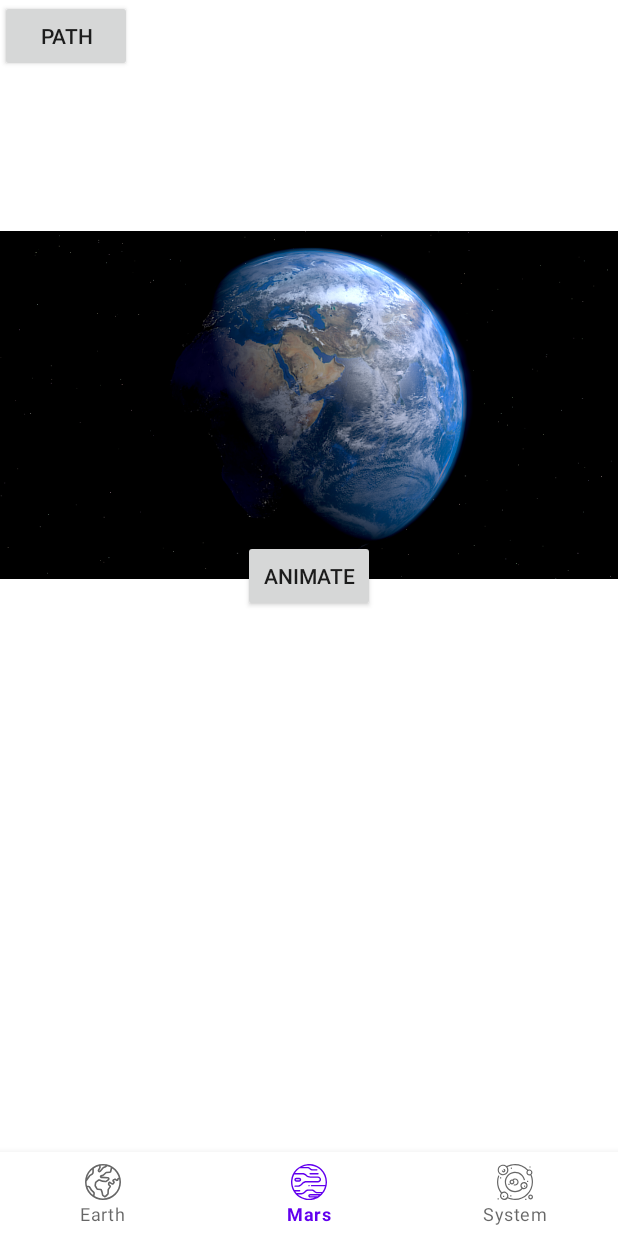
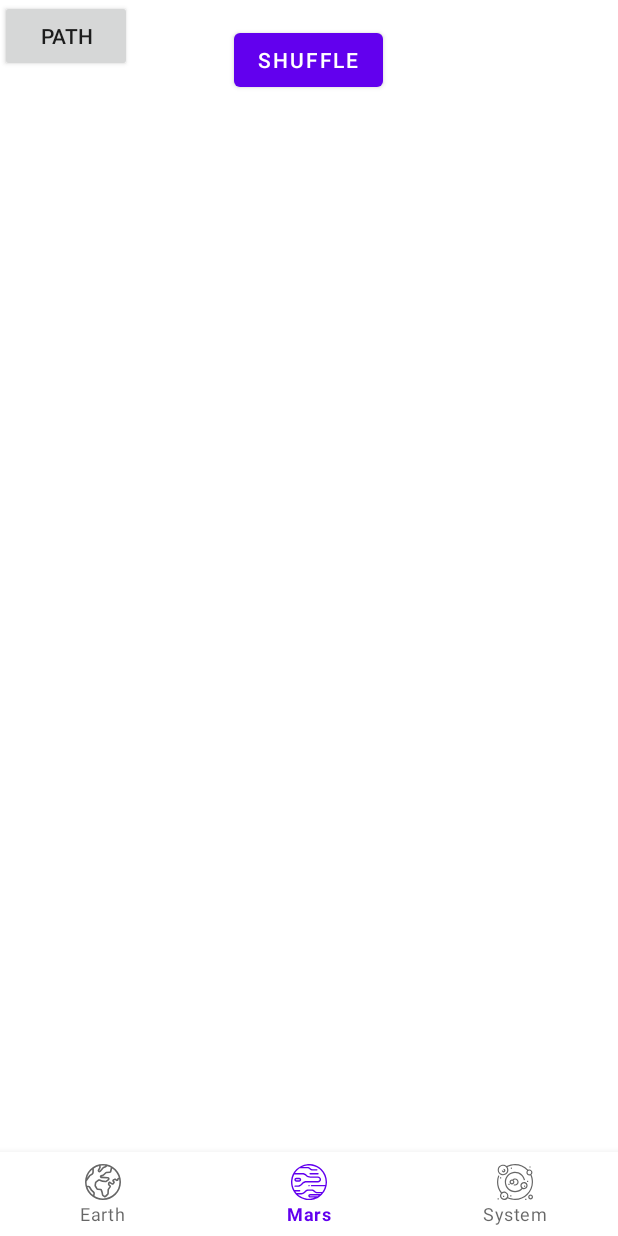
Before and after one commit to IgorDmitrievNZ/NasaApp, an Android app: the AnimationsActivity screen opened directly, with no data from a screen before it, item 2 of the bottom bar chosen, on a phone screen of 412 x 824 dp. Run offline under Robolectric (Android 15) with nearby library versions, the phone set to English and light mode, and no system bars; Roboto replaces fonts that are not available here.

Commit message:
lesson 5. Worked with the mixing of elements

```diff
--- a/app/src/main/java/com/example/android/nasaapp/ui/animations_lesson5/AnimationsActivity.kt
+++ b/app/src/main/java/com/example/android/nasaapp/ui/animations_lesson5/AnimationsActivity.kt
@@ -57,7 +57,8 @@ class AnimationsActivity : AppCompatActivity() {
                     true
                 }
                 R.id.bottom_view_mars -> {
-
+                    supportFragmentManager.beginTransaction()
+                        .replace(R.id.container, Lesson5Fragment.newInstance()).commit()
                     true
                 }
                 R.id.bottom_view_system -> {
@@ -90,7 +91,7 @@ class AnimationsActivity : AppCompatActivity() {
             binding.text.visibility = if (isTextViewVisible) View.VISIBLE else View.GONE
         }
 
-            // click listener for buttonPath shows animation using special trajectory
+        // click listener for buttonPath shows animation using special trajectory
         binding.buttonPath.setOnClickListener {
             isDirectionRight = !isDirectionRight
             val params = binding.buttonPath.layoutParams as FrameLayout.LayoutParams
--- /dev/null
+++ b/app/src/main/java/com/example/android/nasaapp/ui/animations_lesson5/Lesson5Fragment.kt
@@ -0,0 +1,63 @@
+package com.example.android.nasaapp.ui.animations_lesson5
+
+import android.os.Bundle
+import android.view.Gravity
+import android.view.LayoutInflater
+import android.view.View
+import android.view.ViewGroup
+import android.widget.TextView
+import androidx.core.view.ViewCompat
+import androidx.fragment.app.Fragment
+import androidx.transition.ChangeBounds
+import androidx.transition.TransitionManager
+import com.example.android.nasaapp.databinding.FragmentLesson5Binding
+
+class Lesson5Fragment : Fragment() {
+
+    private var _binding: FragmentLesson5Binding? = null
+    private val binding: FragmentLesson5Binding
+        get() = _binding!!
+
+    override fun onCreateView(
+        inflater: LayoutInflater,
+        container: ViewGroup?,
+        savedInstanceState: Bundle?
+    ): View {
+        _binding = FragmentLesson5Binding.inflate(inflater, container, false)
+        return binding.root
+    }
+
+    override fun onViewCreated(view: View, savedInstanceState: Bundle?) = with(binding) {
+        super.onViewCreated(view, savedInstanceState)
+
+        val titles: MutableList<String> = ArrayList()
+        for (i in 0..4) {
+            titles.add("Item $i")
+        }
+        binding.button.setOnClickListener {
+            val cb = ChangeBounds()
+            cb.duration = 2000
+            TransitionManager.beginDelayedTransition(binding.transitionsContainer, cb)
+            titles.shuffle()
+
+            binding.transitionsContainer.removeAllViews()
+            titles.forEach {
+                binding.transitionsContainer.addView(TextView(requireContext()).apply {
+                    text = it
+                    ViewCompat.setTransitionName(this, it)
+                    gravity = Gravity.CENTER_HORIZONTAL
+                })
+            }
+        }
+    }
+
+    override fun onDestroy() {
+        super.onDestroy()
+        _binding = null
+    }
+
+    companion object {
+        @JvmStatic
+        fun newInstance() = Lesson5Fragment()
+    }
+}
--- a/app/src/main/res/layout/activity_animations.xml
+++ b/app/src/main/res/layout/activity_animations.xml
@@ -7,19 +7,19 @@
     android:gravity="center"
     android:orientation="vertical">
 
+    <androidx.appcompat.widget.AppCompatImageView
+        android:id="@+id/image_view"
+        android:layout_width="match_parent"
+        android:layout_height="wrap_content"
+        android:scaleType="centerInside"
+        app:srcCompat="@drawable/earth" />
+
     <androidx.appcompat.widget.AppCompatButton
         android:id="@+id/button_path"
         android:layout_width="wrap_content"
         android:layout_height="wrap_content"
         android:layout_gravity="start|top"
         android:text="Path" />
-
-    <androidx.appcompat.widget.AppCompatImageView
-        android:id="@+id/image_view"
-        android:layout_width="match_parent"
-        android:layout_height="wrap_content"
-        android:scaleType="centerInside"
-        app:srcCompat="@drawable/earth" />
 
     <LinearLayout
         android:id="@+id/transitions_container"
--- /dev/null
+++ b/app/src/main/res/layout/fragment_lesson5.xml
@@ -0,0 +1,22 @@
+<?xml version="1.0" encoding="utf-8"?>
+<LinearLayout xmlns:android="http://schemas.android.com/apk/res/android"
+    android:layout_width="match_parent"
+    android:layout_height="match_parent"
+    android:background="@color/white"
+    android:orientation="vertical">
+
+    <Button
+        android:id="@+id/button"
+        android:layout_width="wrap_content"
+        android:layout_height="wrap_content"
+        android:layout_gravity="center_horizontal"
+        android:layout_margin="16dp"
+        android:text="SHUFFLE" />
+
+    <LinearLayout
+        android:id="@+id/transitions_container"
+        android:layout_width="match_parent"
+        android:layout_height="match_parent"
+        android:gravity="center"
+        android:orientation="vertical" />
+</LinearLayout>
```
